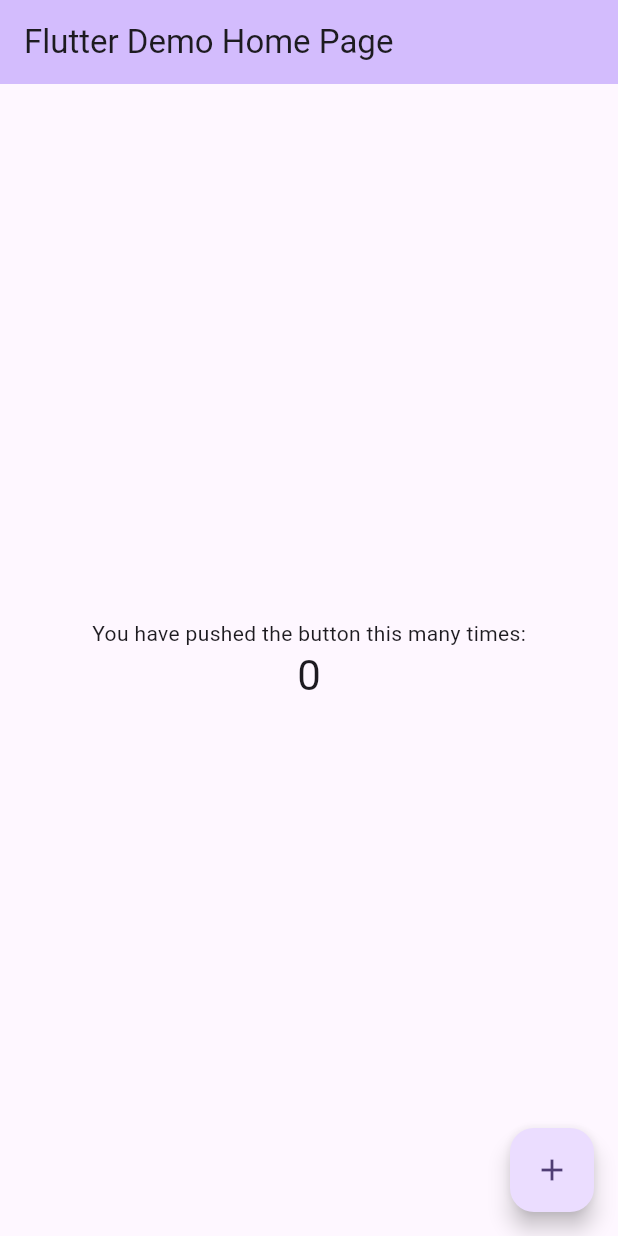
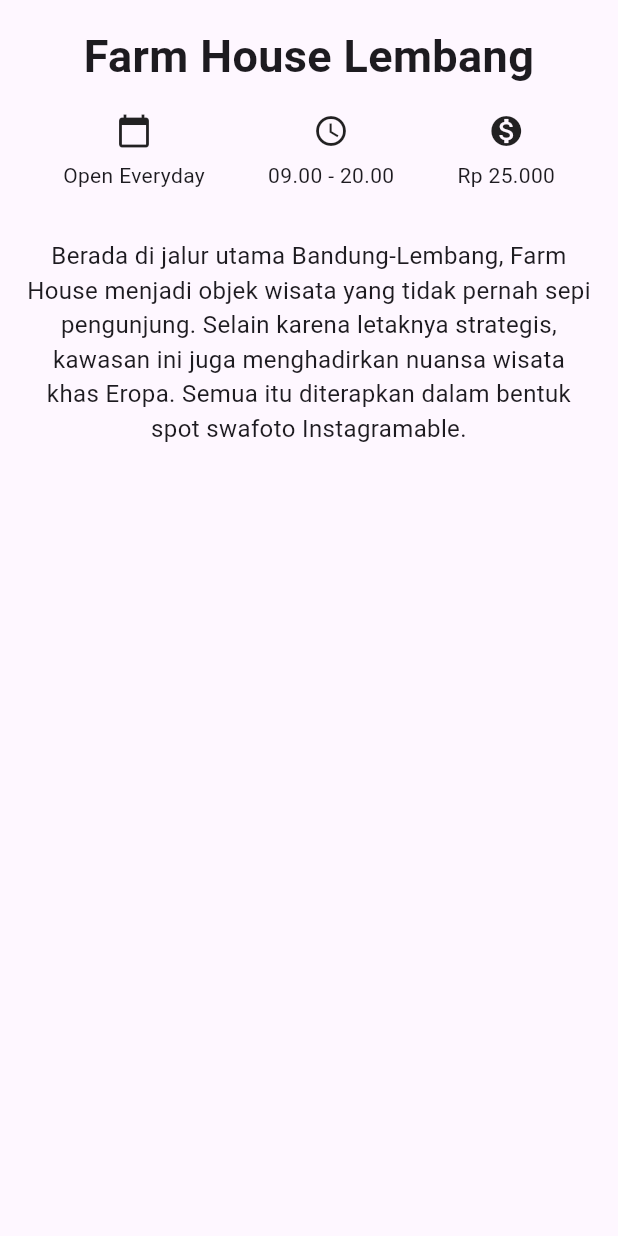
Before and after one commit to ariqd/wisata-bandung, a Flutter app: the screen it shows after launch, on a phone screen of 412 x 824 dp. Run offline on Flutter 3.47's test engine with Material 3 defaults, Android fonts, the phone set to English and light mode, and no system bars.

Commit message:
Wisata detail_screen

```diff
--- /dev/null
+++ b/lib/detail_screen.dart
@@ -0,0 +1,66 @@
+import 'package:flutter/material.dart';
+
+class DetailScreen extends StatelessWidget {
+  const DetailScreen({super.key});
+
+  @override
+  Widget build(BuildContext context) {
+    return Scaffold(
+      body: SafeArea(
+        child: Column(
+          crossAxisAlignment: CrossAxisAlignment.stretch,
+          children: <Widget>[
+            Container(
+              margin: const EdgeInsets.only(top: 16),
+              child: const Text(
+                'Farm House Lembang',
+                textAlign: TextAlign.center,
+                style: TextStyle(
+                  fontSize: 30.0,
+                  fontWeight: FontWeight.bold,
+                ),
+              ),
+            ),
+            Container(
+              margin: const EdgeInsets.symmetric(vertical: 16.0),
+              child: const Row(
+                mainAxisAlignment: MainAxisAlignment.spaceEvenly,
+                children: [
+                  Column(
+                    children: [
+                      Icon(Icons.calendar_today),
+                      SizedBox(height: 8),
+                      Text('Open Everyday'),
+                    ],
+                  ),
+                  Column(
+                    children: [
+                      Icon(Icons.access_time),
+                      SizedBox(height: 8),
+                      Text('09.00 - 20.00'),
+                    ],
+                  ),
+                  Column(
+                    children: [
+                      Icon(Icons.monetization_on),
+                      SizedBox(height: 8),
+                      Text('Rp 25.000'),
+                    ],
+                  ),
+                ],
+              ),
+            ),
+            Container(
+              padding: const EdgeInsets.all(16.0),
+              child: const Text(
+                'Berada di jalur utama Bandung-Lembang, Farm House menjadi objek wisata yang tidak pernah sepi pengunjung. Selain karena letaknya strategis, kawasan ini juga menghadirkan nuansa wisata khas Eropa. Semua itu diterapkan dalam bentuk spot swafoto Instagramable.',
+                textAlign: TextAlign.center,
+                style: TextStyle(fontSize: 16.0),
+              ),
+            )
+          ],
+        ),
+      ),
+    );
+  }
+}
--- a/lib/main.dart
+++ b/lib/main.dart
@@ -1,125 +1,17 @@
 import 'package:flutter/material.dart';
+import 'package:wisatabandung/detail_screen.dart';
 
-void main() {
-  runApp(const MyApp());
-}
+void main() => runApp(const MyApp());
 
 class MyApp extends StatelessWidget {
   const MyApp({super.key});
 
-  // This widget is the root of your application.
   @override
   Widget build(BuildContext context) {
     return MaterialApp(
-      title: 'Flutter Demo',
-      theme: ThemeData(
-        // This is the theme of your application.
-        //
-        // TRY THIS: Try running your application with "flutter run". You'll see
-        // the application has a purple toolbar. Then, without quitting the app,
-        // try changing the seedColor in the colorScheme below to Colors.green
-        // and then invoke "hot reload" (save your changes or press the "hot
-        // reload" button in a Flutter-supported IDE, or press "r" if you used
-        // the command line to start the app).
-        //
-        // Notice that the counter didn't reset back to zero; the application
-        // state is not lost during the reload. To reset the state, use hot
-        // restart instead.
-        //
-        // This works for code too, not just values: Most code changes can be
-        // tested with just a hot reload.
-        colorScheme: ColorScheme.fromSeed(seedColor: Colors.deepPurple),
-        useMaterial3: true,
-      ),
-      home: const MyHomePage(title: 'Flutter Demo Home Page'),
+      title: 'Wisata Bandung',
+      theme: ThemeData(),
+      home: const DetailScreen(),
     );
   }
 }
-
-class MyHomePage extends StatefulWidget {
-  const MyHomePage({super.key, required this.title});
-
-  // This widget is the home page of your application. It is stateful, meaning
-  // that it has a State object (defined below) that contains fields that affect
-  // how it looks.
-
-  // This class is the configuration for the state. It holds the values (in this
-  // case the title) provided by the parent (in this case the App widget) and
-  // used by the build method of the State. Fields in a Widget subclass are
-  // always marked "final".
-
-  final String title;
-
-  @override
-  State<MyHomePage> createState() => _MyHomePageState();
-}
-
-class _MyHomePageState extends State<MyHomePage> {
-  int _counter = 0;
-
-  void _incrementCounter() {
-    setState(() {
-      // This call to setState tells the Flutter framework that something has
-      // changed in this State, which causes it to rerun the build method below
-      // so that the display can reflect the updated values. If we changed
-      // _counter without calling setState(), then the build method would not be
-      // called again, and so nothing would appear to happen.
-      _counter++;
-    });
-  }
-
-  @override
-  Widget build(BuildContext context) {
-    // This method is rerun every time setState is called, for instance as done
-    // by the _incrementCounter method above.
-    //
-    // The Flutter framework has been optimized to make rerunning build methods
-    // fast, so that you can just rebuild anything that needs updating rather
-    // than having to individually change instances of widgets.
-    return Scaffold(
-      appBar: AppBar(
-        // TRY THIS: Try changing the color here to a specific color (to
-        // Colors.amber, perhaps?) and trigger a hot reload to see the AppBar
-        // change color while the other colors stay the same.
-        backgroundColor: Theme.of(context).colorScheme.inversePrimary,
-        // Here we take the value from the MyHomePage object that was created by
-        // the App.build method, and use it to set our appbar title.
-        title: Text(widget.title),
-      ),
-      body: Center(
-        // Center is a layout widget. It takes a single child and positions it
-        // in the middle of the parent.
-        child: Column(
-          // Column is also a layout widget. It takes a list of children and
-          // arranges them vertically. By default, it sizes itself to fit its
-          // children horizontally, and tries to be as tall as its parent.
-          //
-          // Column has various properties to control how it sizes itself and
-          // how it positions its children. Here we use mainAxisAlignment to
-          // center the children vertically; the main axis here is the vertical
-          // axis because Columns are vertical (the cross axis would be
-          // horizontal).
-          //
-          // TRY THIS: Invoke "debug painting" (choose the "Toggle Debug Paint"
-          // action in the IDE, or press "p" in the console), to see the
-          // wireframe for each widget.
-          mainAxisAlignment: MainAxisAlignment.center,
-          children: <Widget>[
-            const Text(
-              'You have pushed the button this many times:',
-            ),
-            Text(
-              '$_counter',
-              style: Theme.of(context).textTheme.headlineMedium,
-            ),
-          ],
-        ),
-      ),
-      floatingActionButton: FloatingActionButton(
-        onPressed: _incrementCounter,
-        tooltip: 'Increment',
-        child: const Icon(Icons.add),
-      ), // This trailing comma makes auto-formatting nicer for build methods.
-    );
-  }
-}
```
